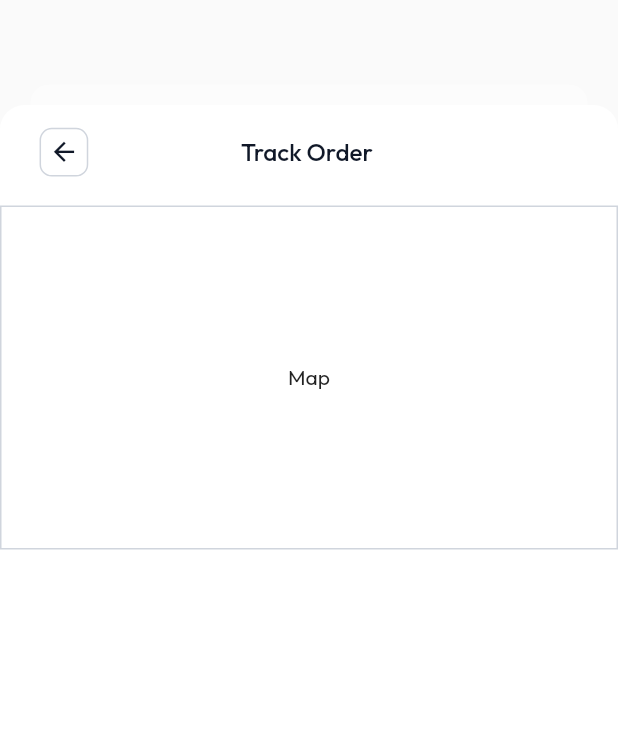
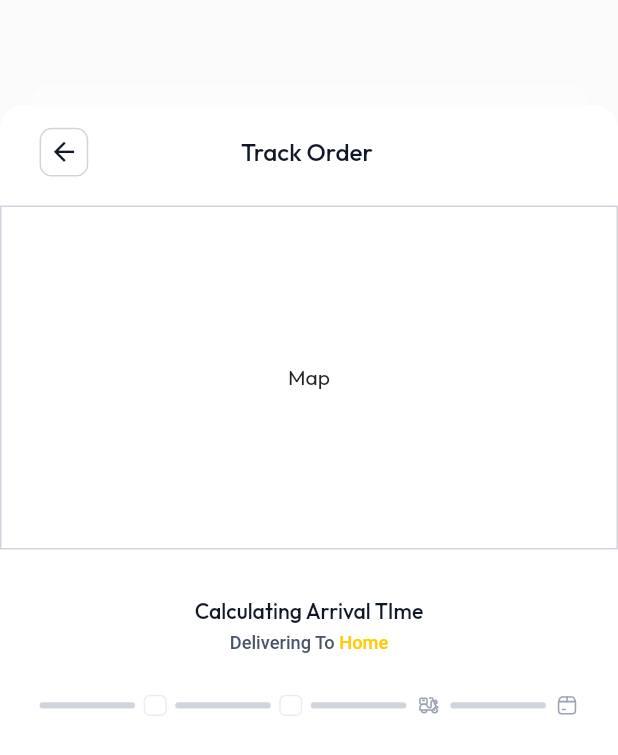
Before and after one commit to SaharaDelivery/shaap_mobile_app, a Flutter app: the TrackOrdersBottomSheet widget shown alone on an empty page, opened directly, on a phone screen of 412 x 824 dp. Shown: the top 755 px of the screen. Run offline on Flutter 3.47's test engine with Material 2 defaults, Android fonts, the phone set to English and light mode, and no system bars; our stand-ins replace dotted_line, file_picker, flutter_riverpod, flutter_screenutil, flutter_svg, fpdart and 9 more; accounts and stored records are empty.

Commit message:
working on tracking orders

```diff
--- a/lib/features/base_nav_wrapper/views/base_nav_wrapper.dart
+++ b/lib/features/base_nav_wrapper/views/base_nav_wrapper.dart
@@ -93,7 +93,7 @@ class _BaseNavWrapperState extends ConsumerState<BaseNavWrapper> {
                 //! Help
                 NavBarWidget(
                   onTap: () => _page.value = 3,
-                  icon: 'profile',
+                  icon: _page.value == 3 ? 'profile-filled' : 'profile',
                   label: 'Profile',
                   iconColor:
                       _page.value == 3 ? Pallete.yellowColor : Pallete.textGrey,
--- a/lib/features/orders/views/track_orders_bottom_sheet.dart
+++ b/lib/features/orders/views/track_orders_bottom_sheet.dart
@@ -1,6 +1,7 @@
 import 'package:flutter/material.dart';
 import 'package:flutter_riverpod/flutter_riverpod.dart';
 import 'package:flutter_screenutil/flutter_screenutil.dart';
+import 'package:shaap_mobile_app/features/orders/widgets/delivery_progess_widget.dart';
 import 'package:shaap_mobile_app/shared/app_texts.dart';
 import 'package:shaap_mobile_app/theme/palette.dart';
 import 'package:shaap_mobile_app/utils/button.dart';
@@ -101,7 +102,50 @@ class _TrackOrdersBottomSheetState
                       child: Text('Map'),
                     ),
                   ),
+                  32.sbH,
+                  //! arrival time
+                  Text(
+                    'Calculating Arrival TIme',
+                    style: TextStyle(
+                      color: Pallete.textBlack,
+                      fontSize: 14.sp,
+                      fontWeight: FontWeight.w500,
+                    ),
+                  ),
+                  5.sbH,
+                  RichText(
+                    textAlign: TextAlign.center,
+                    text: TextSpan(
+                      text: 'Delivering To ',
+                      style: TextStyle(
+                        color: Pallete.textGrey,
+                        fontSize: 12.sp,
+                        fontWeight: FontWeight.w500,
+                      ),
+                      children: [
+                        TextSpan(
+                          text: 'Home',
+                          style: TextStyle(
+                            color: Pallete.yellowColor,
+                            fontSize: 12.sp,
+                            fontWeight: FontWeight.w500,
+                          ),
+                        ),
+                      ],
+                    ),
+                  ),
+                  25.5.sbH,
 
+                  //! the progress widget!
+                  DeliveryProgressWidget(),
+
+                  20.5.sbH,
+                  Container(
+                    height: 91.h,
+                    child: Stack(
+                      children: [],
+                    ),
+                  ),
                 ],
               ),
             ),
--- /dev/null
+++ b/lib/features/orders/widgets/delivery_progess_widget.dart
@@ -0,0 +1,109 @@
+import 'package:flutter/material.dart';
+import 'package:flutter_riverpod/flutter_riverpod.dart';
+import 'package:flutter_screenutil/flutter_screenutil.dart';
+import 'package:flutter_svg/flutter_svg.dart';
+import 'package:phosphor_flutter/phosphor_flutter.dart';
+import 'package:shaap_mobile_app/theme/palette.dart';
+import 'package:shaap_mobile_app/utils/string_extensions.dart';
+import 'package:shaap_mobile_app/utils/widget_extensions.dart';
+
+class DeliveryProgressWidget extends ConsumerWidget {
+  const DeliveryProgressWidget({super.key});
+
+  @override
+  Widget build(BuildContext context, WidgetRef ref) {
+    return Padding(
+      padding: 24.padH,
+      child: Row(
+        mainAxisAlignment: MainAxisAlignment.spaceBetween,
+        children: [
+          //! step 1 bar
+          Container(
+            height: 4.h,
+            width: 58.w,
+            decoration: BoxDecoration(
+              color: Pallete.borderGrey,
+              borderRadius: BorderRadius.circular(2.r),
+            ),
+          ),
+
+          //! step 1 completion
+          Container(
+            height: 14.h,
+            width: 14.w,
+            decoration: BoxDecoration(
+              // color: Colors.red,
+              borderRadius: BorderRadius.circular(4.r),
+              border: Border.all(
+                color: Pallete.dividerGreyColor,
+              ),
+            ),
+            child: Center(
+              child: Icon(
+                PhosphorIcons.checkBold,
+                size: 10.sp,
+                color: Pallete.whiteColor,
+              ),
+            ),
+          ),
+
+          //! step 2 bar
+          Container(
+            height: 4.h,
+            width: 58.w,
+            decoration: BoxDecoration(
+              color: Pallete.borderGrey,
+              borderRadius: BorderRadius.circular(2.r),
+            ),
+          ),
+
+          //! step 2 completion
+          Container(
+            height: 14.h,
+            width: 14.w,
+            decoration: BoxDecoration(
+              // color: Colors.red,
+              borderRadius: BorderRadius.circular(4.r),
+              border: Border.all(
+                color: Pallete.dividerGreyColor,
+              ),
+            ),
+            child: Center(
+              child: Icon(
+                PhosphorIcons.checkBold,
+                size: 10.sp,
+                color: Pallete.whiteColor,
+              ),
+            ),
+          ),
+
+          //! step 3 bar
+          Container(
+            height: 4.h,
+            width: 58.w,
+            decoration: BoxDecoration(
+              color: Pallete.borderGrey,
+              borderRadius: BorderRadius.circular(2.r),
+            ),
+          ),
+
+          //! step 3 bike completion
+          SvgPicture.asset('bikee'.svg),
+
+          //! step 4 bar
+          Container(
+            height: 4.h,
+            width: 58.w,
+            decoration: BoxDecoration(
+              color: Pallete.borderGrey,
+              borderRadius: BorderRadius.circular(2.r),
+            ),
+          ),
+
+          //! step 4 delivery box completion
+          SvgPicture.asset('deliveryBox'.svg),
+        ],
+      ),
+    );
+  }
+}
```
Also changed, not shown: lib/assets/images/bikee.svg (added), lib/assets/images/deliveryBox.svg (added), lib/assets/images/profile-filled.svg (added).
